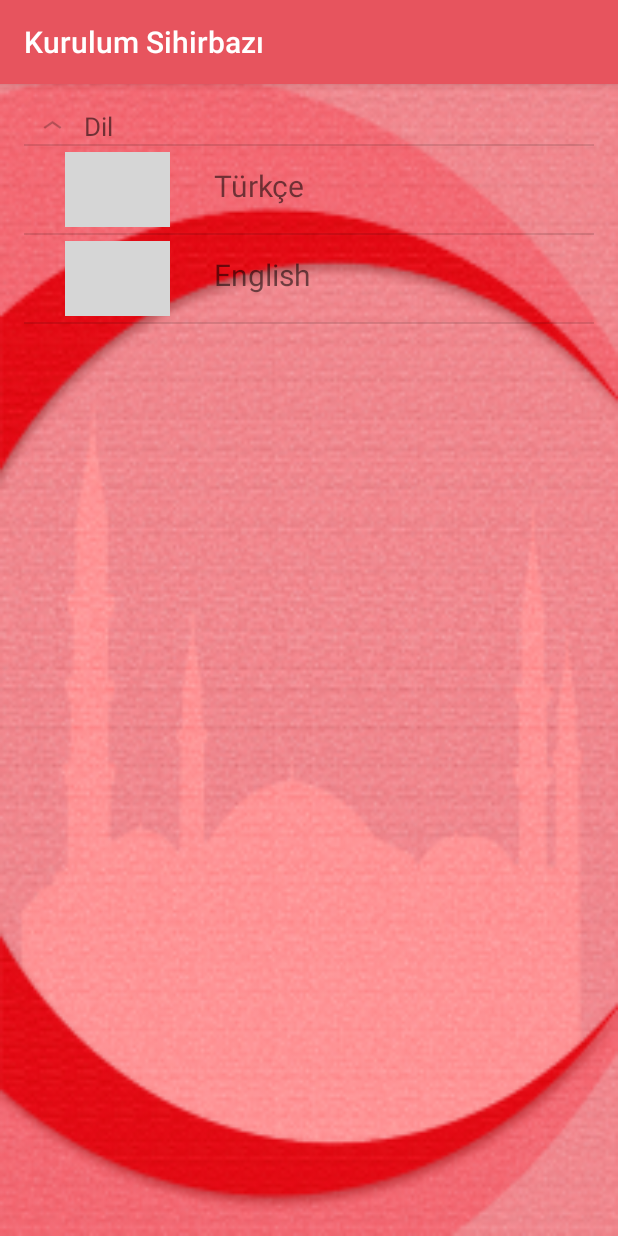
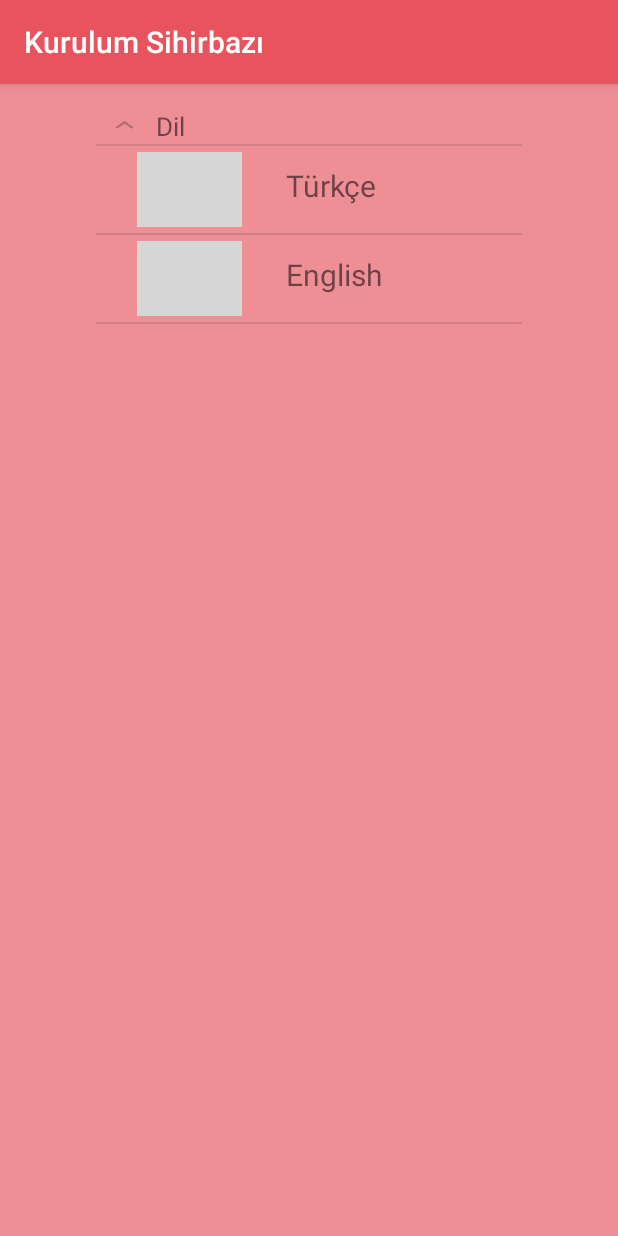
Before and after one commit to sekmenhuseyin/AndroidNamazVaktim, an Android app: the screen it shows after launch (SetupActivity), on a phone screen of 412 x 824 dp. Run offline under Robolectric (Android 15) with nearby library versions, the phone set to English and light mode, and no system bars; grey boxes are pictures that could not be loaded.

Commit message:
010.02.2016: perfect setup

```diff
--- a/app/src/main/AndroidManifest.xml
+++ b/app/src/main/AndroidManifest.xml
@@ -36,7 +36,8 @@
         <!-- setup screen on first launch -->
         <activity
             android:name=".SetupActivity"
-            android:label="@string/title_activity_setup" />
+            android:label="@string/title_activity_setup"
+            android:theme="@style/SetupTheme" />
         <!-- home page -->
         <activity
             android:name=".MainActivity"
--- a/app/src/main/res/drawable/background_splash.xml
+++ b/app/src/main/res/drawable/background_splash.xml
@@ -1,7 +1,7 @@
 <?xml version="1.0" encoding="utf-8"?>
 <layer-list xmlns:android="http://schemas.android.com/apk/res/android">
 
-    <item android:drawable="@color/splashBackground" />
+    <item android:drawable="@color/setupBackground" />
 
     <item>
         <bitmap
--- a/app/src/main/res/layout/activity_main.xml
+++ b/app/src/main/res/layout/activity_main.xml
@@ -12,7 +12,7 @@
         android:id="@+id/appbar"
         android:layout_width="match_parent"
         android:layout_height="wrap_content"
-        android:paddingTop="@dimen/appbar_padding_top"
+        android:paddingTop="@dimen/onalti"
         android:theme="@style/AppTheme.AppBarOverlay">
 
         <android.support.v7.widget.Toolbar
@@ -44,7 +44,7 @@
         android:layout_width="wrap_content"
         android:layout_height="wrap_content"
         android:layout_gravity="end|bottom"
-        android:layout_margin="@dimen/fab_margin"
+        android:layout_margin="@dimen/onalti"
         android:src="@android:drawable/ic_dialog_email" />
 
 </android.support.design.widget.CoordinatorLayout>
--- a/app/src/main/res/layout/activity_setup.xml
+++ b/app/src/main/res/layout/activity_setup.xml
@@ -3,10 +3,10 @@
     xmlns:tools="http://schemas.android.com/tools"
     android:layout_width="match_parent"
     android:layout_height="match_parent"
-    android:paddingBottom="@dimen/activity_vertical_margin"
-    android:paddingLeft="@dimen/activity_horizontal_margin"
-    android:paddingRight="@dimen/activity_horizontal_margin"
-    android:paddingTop="@dimen/activity_vertical_margin"
+    android:paddingBottom="@dimen/onalti"
+    android:paddingLeft="@dimen/altmisdort"
+    android:paddingRight="@dimen/altmisdort"
+    android:paddingTop="@dimen/onalti"
     tools:context="net.huseyinsekmenoglu.namazvaktim.SetupActivity">
 
     <ExpandableListView
--- a/app/src/main/res/layout/activity_setup_group.xml
+++ b/app/src/main/res/layout/activity_setup_group.xml
@@ -9,6 +9,7 @@
         android:layout_width="fill_parent"
         android:layout_height="wrap_content"
         android:paddingLeft="?android:attr/expandableListPreferredItemPaddingLeft"
-        android:textSize="17dp" />
+        android:paddingRight="?android:attr/expandableListPreferredItemPaddingLeft"
+        android:textSize="@dimen/onyedi" />
 
 </LinearLayout>
--- a/app/src/main/res/layout/activity_setup_item2.xml
+++ b/app/src/main/res/layout/activity_setup_item2.xml
@@ -2,26 +2,26 @@
 <RelativeLayout xmlns:android="http://schemas.android.com/apk/res/android"
     android:layout_width="match_parent"
     android:layout_height="match_parent"
-    android:layout_marginLeft="50dp"
-    android:paddingBottom="4dp"
-    android:paddingTop="4dp">
+    android:layout_marginLeft="@dimen/elli"
+    android:paddingBottom="@dimen/dort"
+    android:paddingTop="@dimen/dort">
 
     <TextView
         android:id="@+id/country_name"
         android:layout_width="wrap_content"
         android:layout_height="wrap_content"
         android:layout_alignBottom="@+id/flag"
-        android:layout_marginBottom="14dp"
-        android:layout_marginLeft="29dp"
+        android:layout_marginBottom="@dimen/ondort"
+        android:layout_marginLeft="@dimen/yirmidokuz"
         android:layout_toRightOf="@+id/flag"
-        android:textSize="20dp" />
+        android:textSize="@dimen/yirmi" />
 
     <ImageView
         android:id="@+id/flag"
-        android:layout_width="70dp"
-        android:layout_height="50dp"
+        android:layout_width="@dimen/yetmis"
+        android:layout_height="@dimen/elli"
         android:layout_alignParentLeft="true"
         android:layout_alignParentTop="true"
-        android:layout_marginLeft="27dp" />
+        android:layout_marginLeft="@dimen/yirmiyedi" />
 
 </RelativeLayout>
--- a/app/src/main/res/values/colors.xml
+++ b/app/src/main/res/values/colors.xml
@@ -2,5 +2,5 @@
     <color name="colorPrimary">#E7545E</color>
     <color name="colorPrimaryDark">#FC1F2C</color>
     <color name="colorAccent">#FF4081</color>
-    <color name="splashBackground">#EE8F96</color>
+    <color name="setupBackground">#EE8F96</color>
 </resources>
--- a/app/src/main/res/values/dimens.xml
+++ b/app/src/main/res/values/dimens.xml
@@ -1,7 +1,15 @@
 <resources>
-    <!-- Default screen margins, per the Android Design guidelines. -->
-    <dimen name="activity_horizontal_margin">16dp</dimen>
-    <dimen name="activity_vertical_margin">16dp</dimen>
-    <dimen name="fab_margin">16dp</dimen>
-    <dimen name="appbar_padding_top">8dp</dimen>
+    <dimen name="yetmis">70dp</dimen>
+    <dimen name="altmisdort">64dp</dimen>
+    <dimen name="elli">50dp</dimen>
+    <dimen name="yirmidokuz">29dp</dimen>
+    <dimen name="yirmiyedi">27dp</dimen>
+    <dimen name="yirmi">20sp</dimen>
+    <dimen name="onyedi">17sp</dimen>
+    <dimen name="onalti">16dp</dimen>
+    <dimen name="sekiz">8dp</dimen>
+    <dimen name="bes">5dp</dimen>
+    <dimen name="ondort">14dp</dimen>
+    <dimen name="dort">4dp</dimen>
+    <dimen name="on">10dp</dimen>
 </resources>
--- a/app/src/main/res/values/styles.xml
+++ b/app/src/main/res/values/styles.xml
@@ -21,4 +21,8 @@
         <item name="android:windowBackground">@drawable/splash</item>
     </style>
 
+    <style name="SetupTheme" parent="AppTheme">
+        <item name="android:windowBackground">@color/setupBackground</item>
+    </style>
+
 </resources>
```
Also changed, not shown: app/src/main/java/net/huseyinsekmenoglu/namazvaktim/SetupActivity.java (+15 -15 lines), app/src/main/res/layout/activity_setup_item.xml (+4 -3 lines), app/src/main/res/layout/fragment_home_vakit.xml (+8 -8 lines).
